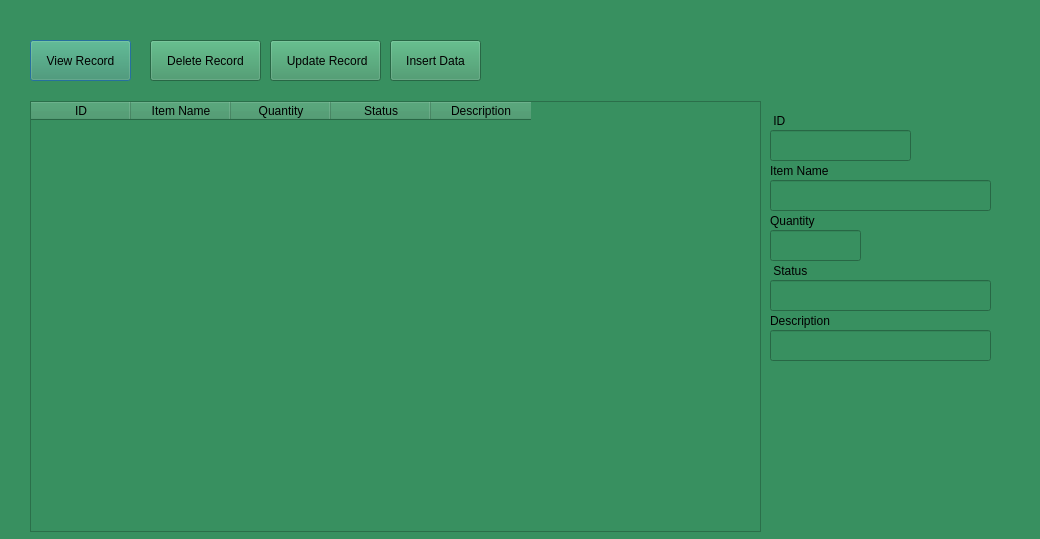
Above: addgardentool.ui from Rabsoninnora/RoseGardenPlantCareSystem before the change. Below: the same form after it.
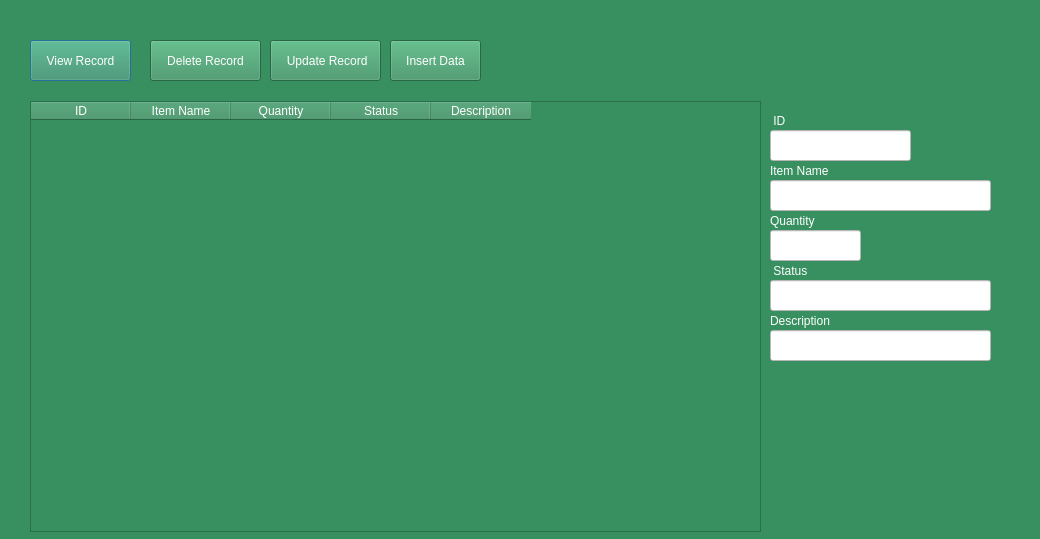
That is the form after the change.

Diff of the .ui file:
```diff
--- a/addgardentool.ui
+++ b/addgardentool.ui
@@ -25,6 +25,9 @@
      <height>41</height>
     </rect>
    </property>
+   <property name="styleSheet">
+    <string notr="true">color: rgb(255, 255, 255);</string>
+   </property>
    <property name="text">
     <string>View Record</string>
    </property>
@@ -38,6 +41,9 @@
      <height>41</height>
     </rect>
    </property>
+   <property name="styleSheet">
+    <string notr="true">color: rgb(255, 255, 255);</string>
+   </property>
    <property name="text">
     <string>Insert Data</string>
    </property>
@@ -51,6 +57,9 @@
      <height>41</height>
     </rect>
    </property>
+   <property name="styleSheet">
+    <string notr="true">color: rgb(255, 255, 255);</string>
+   </property>
    <property name="text">
     <string>Delete Record</string>
    </property>
@@ -64,6 +73,9 @@
      <height>41</height>
     </rect>
    </property>
+   <property name="styleSheet">
+    <string notr="true">color: rgb(255, 255, 255);</string>
+   </property>
    <property name="text">
     <string> Update Record</string>
    </property>
@@ -77,6 +89,9 @@
      <height>431</height>
     </rect>
    </property>
+   <property name="styleSheet">
+    <string notr="true">color: rgb(255, 255, 255);</string>
+   </property>
    <column>
     <property name="text">
      <string>ID</string>
@@ -112,6 +127,9 @@
      <height>21</height>
     </rect>
    </property>
+   <property name="styleSheet">
+    <string notr="true">color: rgb(255, 255, 255);</string>
+   </property>
    <property name="text">
     <string> ID</string>
    </property>
@@ -125,6 +143,9 @@
      <height>21</height>
     </rect>
    </property>
+   <property name="styleSheet">
+    <string notr="true">color: rgb(255, 255, 255);</string>
+   </property>
    <property name="text">
     <string>Item Name</string>
    </property>
@@ -138,6 +159,9 @@
      <height>21</height>
     </rect>
    </property>
+   <property name="styleSheet">
+    <string notr="true">color: rgb(255, 255, 255);</string>
+   </property>
    <property name="text">
     <string>Quantity</string>
    </property>
@@ -151,6 +175,9 @@
      <height>21</height>
     </rect>
    </property>
+   <property name="styleSheet">
+    <string notr="true">color: rgb(255, 255, 255);</string>
+   </property>
    <property name="text">
     <string> Status</string>
    </property>
@@ -164,6 +191,9 @@
      <height>21</height>
     </rect>
    </property>
+   <property name="styleSheet">
+    <string notr="true">color: rgb(255, 255, 255);</string>
+   </property>
    <property name="text">
     <string>Description</string>
    </property>
@@ -177,6 +207,9 @@
      <height>31</height>
     </rect>
    </property>
+   <property name="styleSheet">
+    <string notr="true">background-color: rgb(255, 255, 255);</string>
+   </property>
   </widget>
   <widget class="QLineEdit" name="lineEdit_Item_name">
    <property name="geometry">
@@ -187,6 +220,9 @@
      <height>31</height>
     </rect>
    </property>
+   <property name="styleSheet">
+    <string notr="true">background-color: rgb(255, 255, 255);</string>
+   </property>
   </widget>
   <widget class="QLineEdit" name="lineEdit_Quantity">
    <property name="geometry">
@@ -197,6 +233,9 @@
      <height>31</height>
     </rect>
    </property>
+   <property name="styleSheet">
+    <string notr="true">background-color: rgb(255, 255, 255);</string>
+   </property>
   </widget>
   <widget class="QLineEdit" name="lineEdit_Status">
    <property name="geometry">
@@ -207,6 +246,9 @@
      <height>31</height>
     </rect>
    </property>
+   <property name="styleSheet">
+    <string notr="true">background-color: rgb(255, 255, 255);</string>
+   </property>
   </widget>
   <widget class="QLineEdit" name="lineEdit_Description">
    <property name="geometry">
@@ -217,6 +259,9 @@
      <height>31</height>
     </rect>
    </property>
+   <property name="styleSheet">
+    <string notr="true">background-color: rgb(255, 255, 255);</string>
+   </property>
   </widget>
  </widget>
  <resources/>
```
